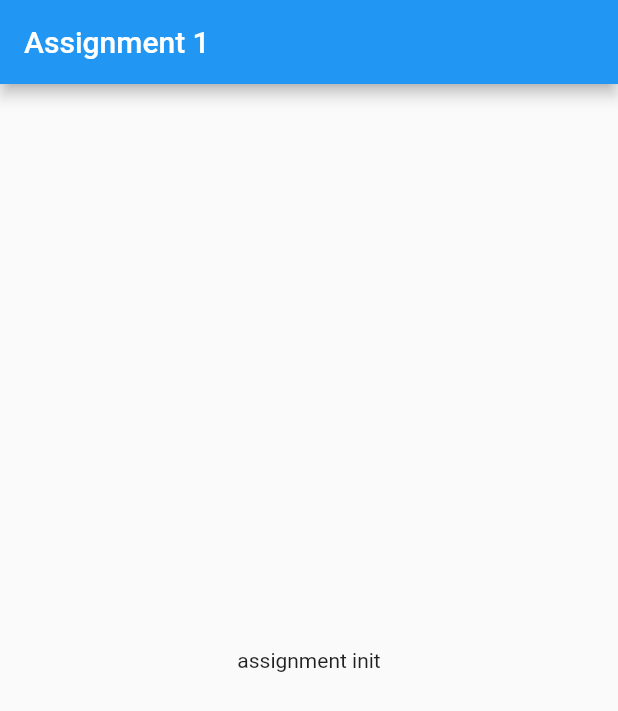
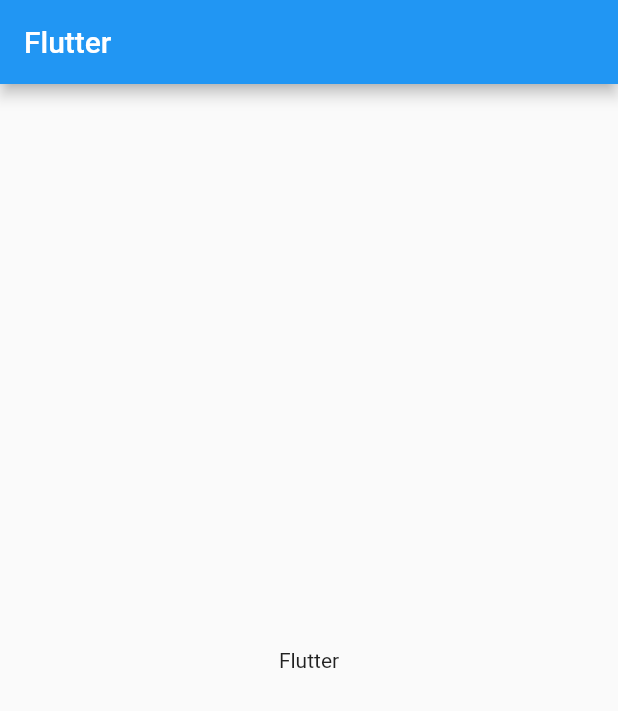
Before and after one commit to Girish21/flutter_complete_guide, a Flutter app: the screen it shows after launch, on a phone screen of 412 x 824 dp. Shown: the top 711 px of the screen. Run offline on Flutter 3.47's test engine with Material 2 defaults, Android fonts, the phone set to English and light mode, and no system bars.

Commit message:
updated default messages

```diff
--- a/lib/main.dart
+++ b/lib/main.dart
@@ -9,10 +9,10 @@ class MyApp extends StatelessWidget {
     return MaterialApp(
       home: Scaffold(
         appBar: AppBar(
-          title: Text('Assignment 1'),
+          title: Text('Flutter'),
         ),
         body: Center(
-          child: Text('assignment init'),
+          child: Text('Flutter'),
         ),
       ),
     );
```
